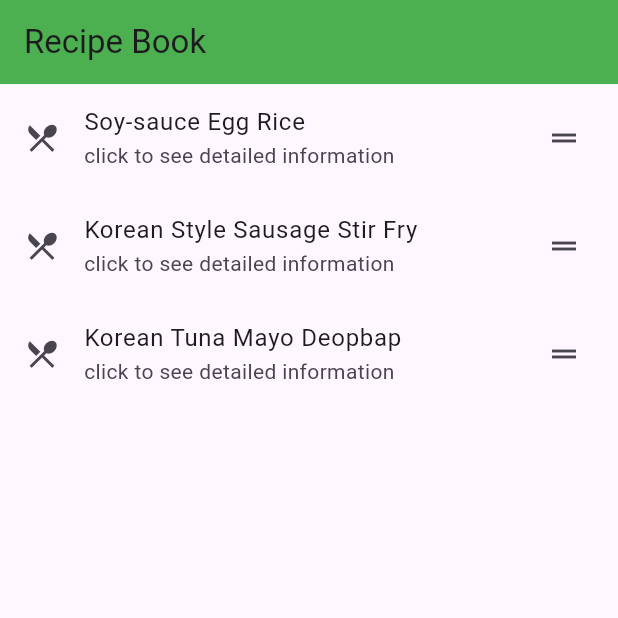
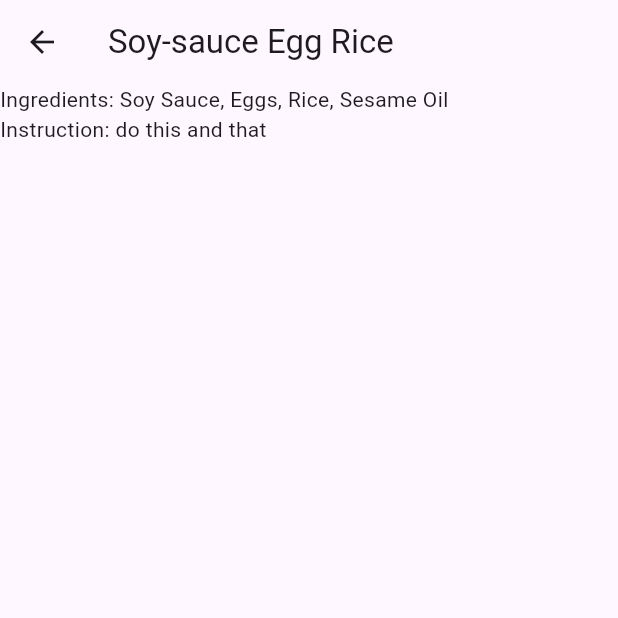
Before and after one commit to SunwooDua/RecipeBook, a Flutter app: the screen it shows after launch, after a tap on "Soy-sauce Egg Rice", on a phone screen of 412 x 824 dp, the top half of it. Run offline on Flutter 3.47's test engine with Material 3 defaults, Android fonts, the phone set to English and light mode, and no system bars.

Commit message:
finalized HomeScreen with fixing minor errors like type, established design and successfully received data from homescreen to detailsscreen

```diff
--- a/lib/DetailsScreen.dart
+++ b/lib/DetailsScreen.dart
@@ -1 +1,30 @@
 import 'package:flutter/material.dart';
+
+class DetailsScreen extends StatelessWidget {
+  final Map<String, dynamic> recipe;
+
+  DetailsScreen({required this.recipe});
+
+  @override
+  Widget build(BuildContext context) {
+    return Scaffold(
+      appBar: AppBar(title: Text(recipe['name'])),
+      body: Column(
+        children: [
+          Row(
+            children: [
+              Text('Ingredients: '),
+              Text(recipe['ingredients']),
+            ],
+          ),
+          Row(
+            children: [
+              Text('Instruction: '),
+              Text(recipe['instructions']),
+            ],
+          ),
+        ],
+      ),
+    );
+  }
+}
--- a/lib/HomeScreen.dart
+++ b/lib/HomeScreen.dart
@@ -2,24 +2,24 @@ import 'package:flutter/material.dart';
 import 'DetailsScreen.dart';
 
 class HomeScreen extends StatelessWidget {
-  final List<Map> _Recipes = [
+  final List<Map<String, dynamic>> _recipes = [
     //using List<map> we can take key and value
     {
       'name': 'Soy-sauce Egg Rice',
       'ingredients': 'Soy Sauce, Eggs, Rice, Sesame Oil',
-      'instruction': 'do this and that',
+      'instructions': 'do this and that',
     },
     {
       'name': 'Korean Style Sausage Stir Fry',
       'ingredients':
           'Vienna sausages, Bell Peppers, Onions, Cooking Oil, Ketchup, Soy Sauce, Sugar',
-      'instruction': 'do this and that',
+      'instructions': 'do this and that',
     },
     {
       'name': 'Korean Tuna Mayo Deopbap',
       'ingredients':
           'Soy Sauce, Eggs, Rice, Sesame Oil, Can Tuna, Mayo, Korean Seasoned Seaweed Flakes',
-      'instruction': 'do this and that',
+      'instructions': 'do this and that',
     },
   ];
 
@@ -31,13 +31,21 @@ class HomeScreen extends StatelessWidget {
         backgroundColor: Colors.green,
       ),
       body: ListView.builder(
-          itemCount: _Recipes.length, // go through every recipes in _Recipes
+          itemCount: _recipes.length, // go through every recipes in _Recipes
           itemBuilder: (context, index) {
             return ListTile(
               leading: Icon(Icons.restaurant_menu), //food icon
-              title: Text(_Recipes[index]
+              title: Text(_recipes[index]
                   ['name']), // only show name of recipe in homescreen
-              onTap: () {}, //when touch recipe show detialed recipe
+              onTap: () {
+                //Navigator.push used to have following action when recipe is pressed
+                Navigator.push(
+                    context,
+                    MaterialPageRoute(
+                        //MaterialPageRoute directs to DetailsScreen.dart when recipe is pressed
+                        builder: (context) =>
+                            DetailsScreen(recipe: _recipes[index])));
+              }, //when touch recipe show detialed recipe
               subtitle: Text("click to see detailed information"),
               trailing: Icon(Icons.drag_handle), //drag handle icon at the end
             );
```
